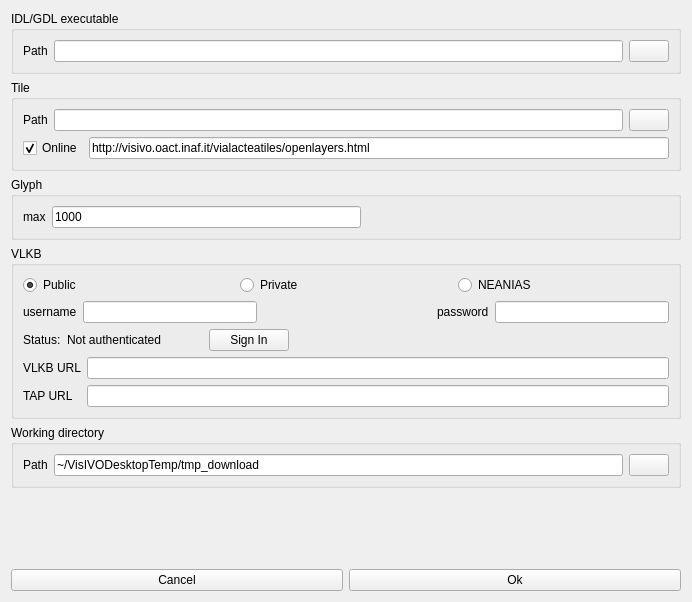
Before: the Qt Designer form Code/ui/settingform.ui in VisIVOLab/ViaLacteaVisualAnalytics, drawn with Qt 5.
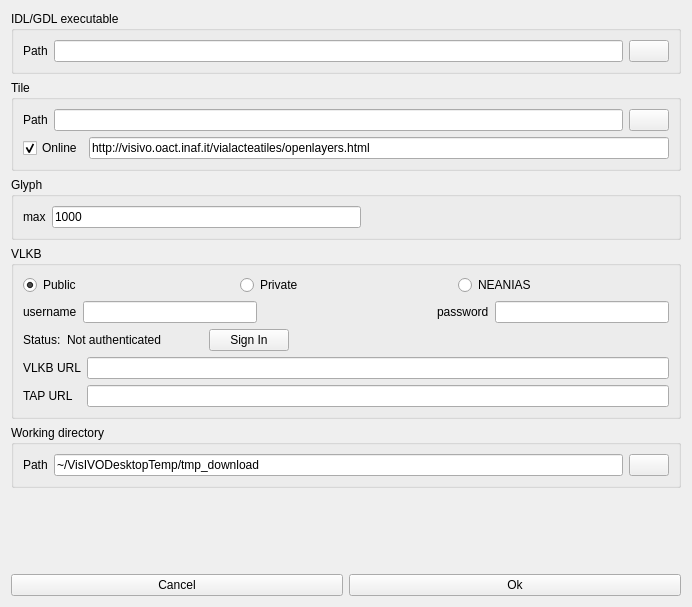
After: the same form once the commit is applied. Icons and pictures are not drawn.

Commit message: Disabled filter button in 3d visualization

```diff
--- a/Code/ui/settingform.ui
+++ b/Code/ui/settingform.ui
@@ -7,7 +7,7 @@
     <x>0</x>
     <y>0</y>
     <width>692</width>
-    <height>602</height>
+    <height>607</height>
    </rect>
   </property>
   <property name="windowTitle">
```
The commit also changes 1 other file.
